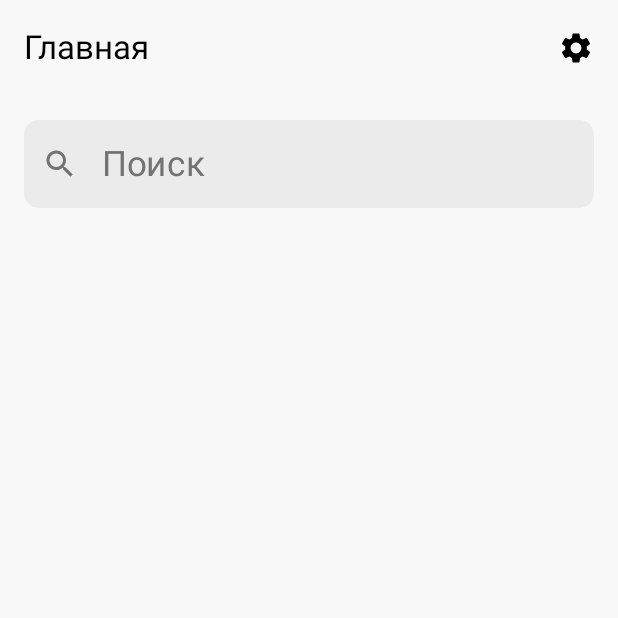
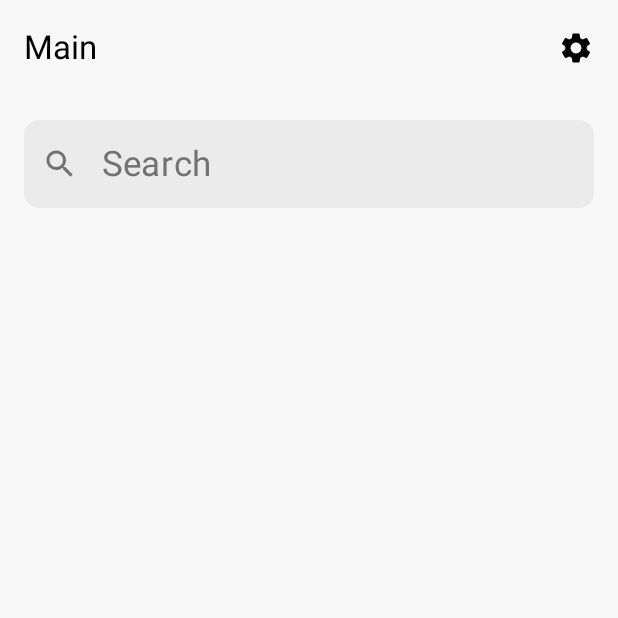
Before and after one commit to Egor228000/BusinessPlanAi, an Android app built with Jetpack Compose: the screen it shows after launch (MainActivity), on a phone screen of 412 x 824 dp, the top half of it. Run offline under Robolectric (Android 15) with nearby library versions, the phone set to English and light mode, and no system bars; our stand-ins replace Dagger/Hilt's generated code, Room's generated code, window size class; libraries missing offline, so code that uses them is left out: com.itextpdf.io, com.itextpdf.kernel, com.itextpdf.layout, com.vladsch.flexmark, org.apache.poi; Roboto replaces fonts that are not available here.

```diff
--- a/app/src/main/res/values/strings.xml
+++ b/app/src/main/res/values/strings.xml
@@ -1,48 +1,48 @@
 <resources>
-    <string name="titleEdit">Редактирование</string>
-    <string name="titleWatch">Просмотр</string>
-    <string name="titleAdd">Добавление безнес плана</string>
-    <string name="titleSetting">Настройки</string>
-    <string name="titleMain">Главная</string>
+    <string name="titleEdit">Editing</string>
+    <string name="titleWatch">Viewing</string>
+    <string name="titleAdd">Adding a business plan</string>
+    <string name="titleSetting">Settings</string>
+    <string name="titleMain">Main</string>
 
-    <string name="titlePlaceholder">Поиск</string>
-    <string name="EmptyNote">Пока еще ничего нет</string>
+    <string name="titlePlaceholder">Search</string>
+    <string name="EmptyNote">There\'s nothing yet</string>
 
-    <string name="fieldCustomText_1">Название компании</string>
-    <string name="fieldCustomText_2">Суть бизнеса</string>
-    <string name="fieldCustomText_3">Целевая аудитория</string>
-    <string name="fieldCustomText_4">Конкурентные преимущества</string>
-    <string name="fieldCustomText_5">Как будете зарабатывать?</string>
-    <string name="fieldCustomText_6">Какие будут минусы или проблемы ?</string>
+    <string name="fieldCustomText_1">Company name</string>
+    <string name="fieldCustomText_2">The essence of business</string>
+    <string name="fieldCustomText_3">Target audience</string>
+    <string name="fieldCustomText_4">Competitive advantages</string>
+    <string name="fieldCustomText_5">How will you earn money?</string>
+    <string name="fieldCustomText_6">What are the disadvantages or problems?</string>
 
-    <string name="buttonText">Сгенерировать план</string>
+    <string name="buttonText">Generate plan</string>
 
-    <string name="fieldCustomTextEdit_2">Бизнес план</string>
+    <string name="fieldCustomTextEdit_2">Business plan</string>
 
 
-    <string name="dialogQuestion_1">Вы действительно хотите удалить ?</string>
-    <string name="dialogText">Это действие необратимо</string>
+    <string name="dialogQuestion_1">Do you really want to delete?</string>
+    <string name="dialogText">This action is irreversible</string>
 
-    <string name="dialogNo">Да, удалить</string>
-    <string name="dialogYes">Нет, отмена</string>
+    <string name="dialogNo">Yes, delete it</string>
+    <string name="dialogYes">No, cancellation</string>
 
-    <string name="businessCardEdit">Редактировать</string>
-    <string name="businessCardDelete">Удалить</string>
+    <string name="businessCardEdit">Edit</string>
+    <string name="businessCardDelete">Remove</string>
 
-    <string name="businessCardSelectedNote">Выберите заметку</string>
+    <string name="businessCardSelectedNote">Select a note</string>
 
-    <string name="settingDescription_1">Адрес вашего сервера в LM-Studio</string>
-    <string name="settingDescription_2">Укажите адресс сервера и не забдьте указать порт(последние 4 цифры)</string>
+    <string name="settingDescription_1">The address of your server in LM-Studio</string>
+    <string name="settingDescription_2">Specify the server address and do not forget to specify the port (last 4 digits)</string>
 
-    <string name="settingThemeTitle">Темы приложения</string>
+    <string name="settingThemeTitle">Application Themes</string>
 
-    <string name="settingTheme_1">Системная</string>
-    <string name="settingTheme_2">Светлая</string>
-    <string name="settingTheme_3">Тёмная</string>
-    <string name="settingTheme_4">Светло красная</string>
-    <string name="settingTheme_5">Тёмно красная</string>
-    <string name="settingTheme_6">Светло зелёная</string>
-    <string name="settingTheme_7">Тёмно зелёная</string>
+    <string name="settingTheme_1">"System "</string>
+    <string name="settingTheme_2">Light</string>
+    <string name="settingTheme_3">Dark</string>
+    <string name="settingTheme_4">Light red</string>
+    <string name="settingTheme_5">Dark red</string>
+    <string name="settingTheme_6">Light green</string>
+    <string name="settingTheme_7">Dark green</string>
 
 
 
```
Also changed, not shown: 1 other file.
